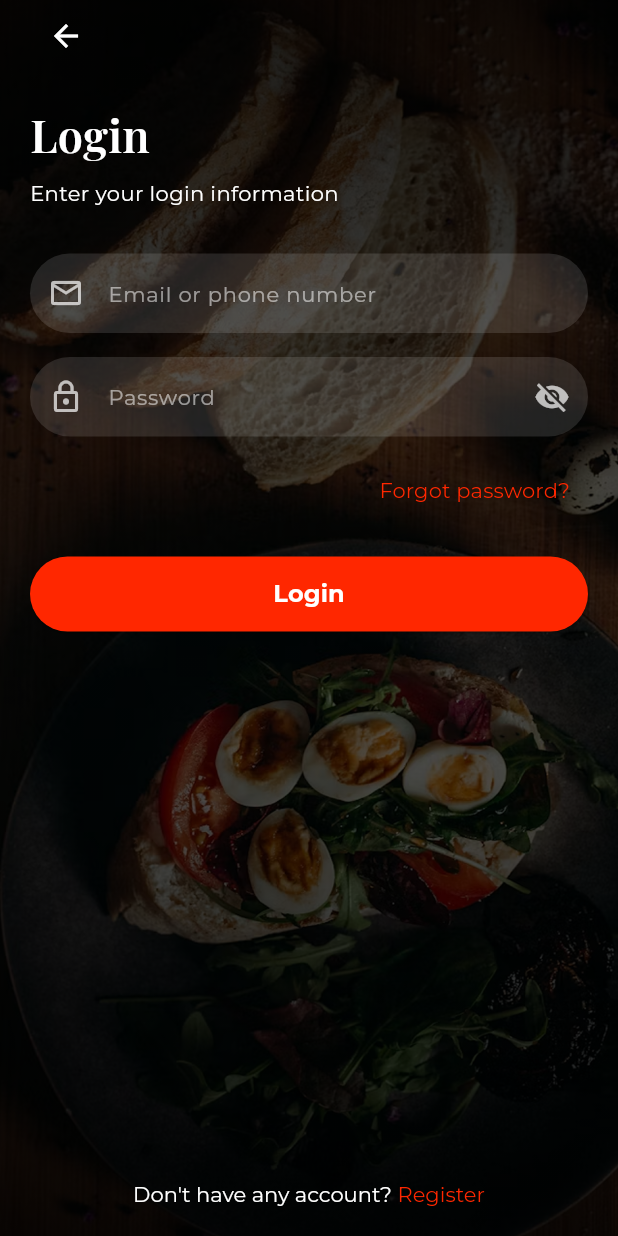
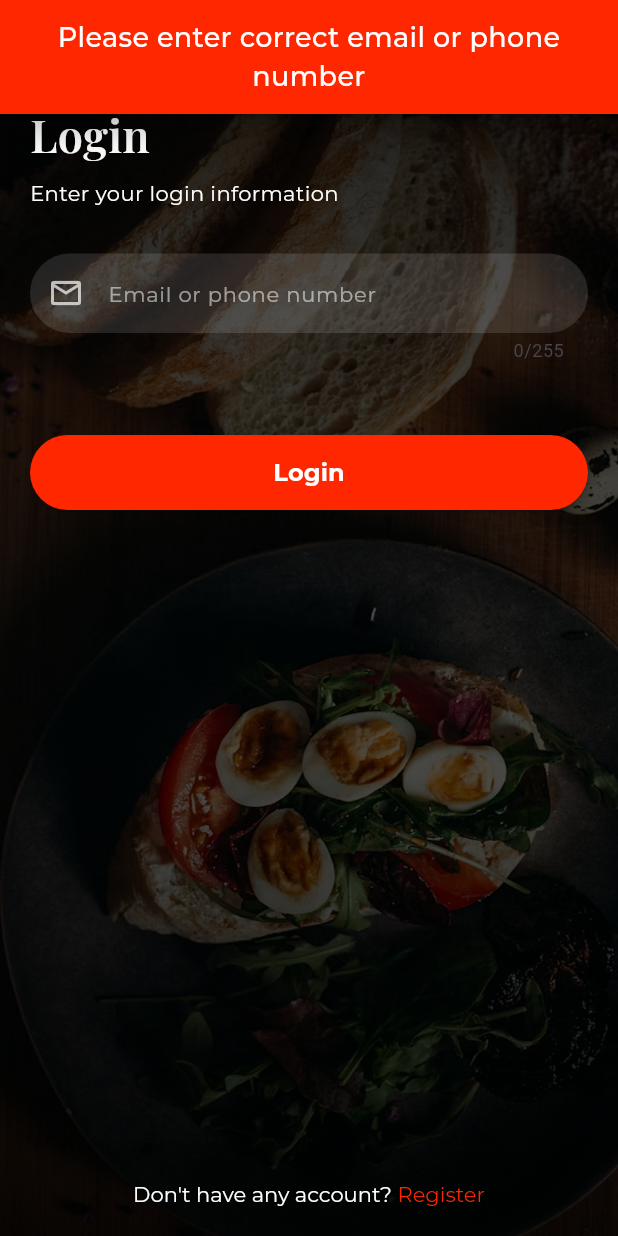
Before and after one commit to AnasKhan176/ChefLevel, a Flutter app: the LoginScreen screen opened directly, after a tap on "Login", on a phone screen of 412 x 824 dp. Run offline on Flutter 3.47's test engine with Material 3 defaults, Android fonts, the phone set to English and light mode, and no system bars; our stand-ins replace email_validator, google_fonts, shared_preferences, smooth_page_indicator, sqflite; accounts and stored records are empty.

Commit message:
validation added on login screen

```diff
--- a/lib/core/ui/auth/login_screen.dart
+++ b/lib/core/ui/auth/login_screen.dart
@@ -1,5 +1,8 @@
+import 'package:email_validator/email_validator.dart';
 import 'package:flutter/material.dart';
+import 'package:flutter/services.dart';
 import 'package:food_chef/core/utils/app_string.dart';
+import 'package:food_chef/core/utils/snackbar.dart';
 import 'package:food_chef/theme/app_color.dart';
 import 'package:google_fonts/google_fonts.dart';
 
@@ -12,6 +15,17 @@ class LoginScreen extends StatefulWidget {
 
 class _LoginScreenState extends State<LoginScreen> {
   bool _obscurePassword = true;
+  bool _isEmail = false;
+  bool _isMobile =false;
+  bool _isProfileExist =false;
+  final _emailMobileController = TextEditingController();
+  final _passwordController = TextEditingController();
+
+  bool isEmail(String input) => EmailValidator.validate(input);
+  bool isPhone(String input) =>
+    RegExp(r'^[\+]?[(]?[0-9]{3}[)]?[-\s\.]?[0-9]{3}[-\s\.]?[0-9]{4,6}$')
+        .hasMatch(input);
+
 
   @override
   Widget build(BuildContext context) {
@@ -95,20 +109,29 @@ class _LoginScreenState extends State<LoginScreen> {
                   _buildInputField(
                     hint: AppString.emailPhone,
                     icon: Icons.email_outlined,
+                    textController:_emailMobileController,
                   ),
 
                   const SizedBox(height: 16),
 
                   // Password
+                  Visibility(
+                    visible: _isProfileExist,
+                    child:
                   _buildInputField(
                     hint: AppString.password,
                     icon: Icons.lock_outline,
                     isPassword: true,
-                  ),
+                    textController:_passwordController,
+
+                  )),
 
                   const SizedBox(height: 12),
 
                   // Forgot Password
+                  Visibility(
+                    visible: _isProfileExist,
+                    child:
                   Align(
                     alignment: Alignment.centerRight,
                     child: TextButton(
@@ -127,7 +150,7 @@ class _LoginScreenState extends State<LoginScreen> {
   color: AppColor.btnBackground),
                       ),
                     ),
-                  ),
+                  ),),
 
                   const SizedBox(height: 20),
 
@@ -143,7 +166,68 @@ class _LoginScreenState extends State<LoginScreen> {
                         ),
                       ),
                       onPressed: () {
-                        Navigator.pushNamed(context, '/otp_login_screen');
+
+
+                           if (!isEmail(_emailMobileController.text.toString().trim()) && !isPhone(_emailMobileController.text.toString().trim())) {
+
+                            CustomSnackBar.showTopSnackbar(context,'Please enter correct email or phone number',AppColor.btnBackground);
+                           setState(() {
+                                _isProfileExist=false;
+                              });
+                           }
+                           else
+                        {
+
+                            setState(() {
+                              _isEmail= isEmail(_emailMobileController.text.toString().trim());
+                              _isMobile=  isPhone(_emailMobileController.text.toString().trim());
+                            });
+
+                            if(_isEmail==true && _emailMobileController.text.toString().trim().length<=255)
+                            {
+                               // call check profile exist api and send email
+                              CustomSnackBar.showTopSnackbar(context,'API mai email jaega.',AppColor.btnBackground);
+                              setState(() {
+                                _isProfileExist=true;
+                              });
+
+                              if(_passwordController.text.toString().isNotEmpty && _passwordController.text.toString().length<=8 && _isProfileExist==true)
+                              {
+                                                              CustomSnackBar.showTopSnackbar(context,'login api with email.',AppColor.btnBackground);
+Navigator.pushNamed(context, '/otp_login_screen');
+                              }else{
+                                CustomSnackBar.showTopSnackbar(context,'Please enter password',AppColor.btnBackground);
+}
+
+                              return;
+                            }else if(_isMobile==true && _emailMobileController.text.toString().trim().length<=15)
+                            {
+                              CustomSnackBar.showTopSnackbar(context,'API mai mobile jaega.',AppColor.btnBackground);
+                              setState(() {
+                                _isProfileExist=true;
+                              });
+
+                              if(_passwordController.text.toString().isNotEmpty && _passwordController.text.toString().length<=8 && _isProfileExist==true)
+                              {
+                                                              CustomSnackBar.showTopSnackbar(context,'login api with mobile.',AppColor.btnBackground);
+Navigator.pushNamed(context, '/otp_login_screen');
+                              }else{
+                                                                                             CustomSnackBar.showTopSnackbar(context,'Please enter password',AppColor.btnBackground);
+
+                              }
+                               return;
+
+                            }
+
+                            {
+                              setState(() {
+                                _isProfileExist=false;
+                              });
+                            CustomSnackBar.showTopSnackbar(context,_isEmail==true?'Please enter correct email':'Please enter correct phone number',AppColor.btnBackground);
+                             return;
+                            }
+
+                        }
                       },
                       child:  Text(
                         AppString.login,
@@ -210,9 +294,18 @@ class _LoginScreenState extends State<LoginScreen> {
     required String hint,
     required IconData icon,
     bool isPassword = false,
+    required TextEditingController textController,
   }) {
     return TextField(
+      controller: textController,
       obscureText: isPassword ? _obscurePassword : false,
+      maxLength: isPassword?8:255,
+      keyboardType: isPassword?TextInputType.number:TextInputType.text,
+        inputFormatters: isPassword?<TextInputFormatter>[
+          FilteringTextInputFormatter.allow(RegExp(r'[0-9]')),
+        ]:<TextInputFormatter>[
+    FilteringTextInputFormatter.allow(RegExp(r'.*')),
+  ],
       style:
       // TextStyle(color: Colors.white),
        GoogleFonts.montserrat(
--- a/pubspec.yaml
+++ b/pubspec.yaml
@@ -37,6 +37,7 @@ dependencies:
   path_provider: ^2.1.2
   smooth_page_indicator: ^1.0.0+2
   google_fonts: ^6.3.3
+  email_validator: ^3.0.0
 
   # The following adds the Cupertino Icons font to your application.
   # Use with the CupertinoIcons class for iOS style icons.
```
Also changed, not shown: pubspec.lock.
